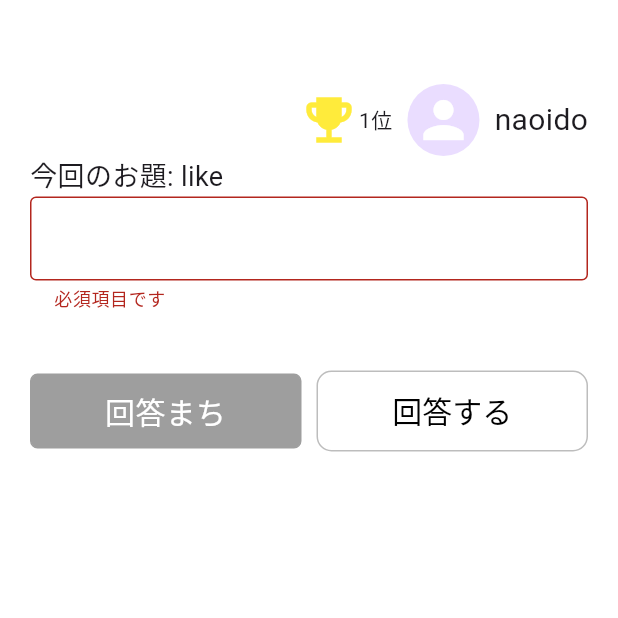
After one commit to naoido/ei-go, a Flutter app: the AnswerPage screen opened directly, after a tap on "回答する", on a phone screen of 412 x 824 dp, the top half of it. The commit adds this screen. Run offline on Flutter 3.47's test engine with Material 3 defaults, Android fonts, the phone set to English and light mode, and no system bars; missing offline and left inert: mobile_scanner.

Commit message:
全体的なベースを作成

```diff
--- a/mobile/lib/main.dart
+++ b/mobile/lib/main.dart
@@ -1,5 +1,5 @@
 import 'package:flutter/material.dart';
-import 'package:eigo/pages/barcode_scanner.dart';
+import 'package:eigo/pages/barcode_scanner_page.dart';
 
 
 void main() {
@@ -41,10 +41,11 @@ class MyHome extends StatelessWidget {
           crossAxisAlignment: CrossAxisAlignment.center,
           children: [
             const Text('英GO!!', style: TextStyle(fontStyle: FontStyle.italic, fontSize: 40)),
+            const SizedBox(height: 20),
             _buildItem(
               context,
               'ルームに参加する',
-              const BarcodeScannerWithZoom(),
+              const BarcodeScannerPage(),
             ),
           ],
         ),
--- /dev/null
+++ b/mobile/lib/pages/answer_page.dart
@@ -0,0 +1,210 @@
+import 'dart:math';
+
+import 'package:eigo/pages/result_page.dart';
+import 'package:flutter/material.dart';
+
+class AnswerPage extends StatefulWidget {
+  const AnswerPage({super.key});
+
+  @override
+  State<StatefulWidget> createState() => _AnswerPageState();
+}
+
+class _AnswerPageState extends State<AnswerPage> {
+  final _formKey = GlobalKey<FormState>();
+  final TextEditingController _controller = TextEditingController();
+  final List<String> _statusMessages = ["回答する", "待機中"];
+  final List<String> _resultMessages = ["回答待ち", "判定中", "成功！", "失敗"];
+  int rank = 1;
+  int round = 1;
+  bool _waiting = false;
+  bool? _result;
+  String _resultMessage = "回答まち";
+  String _status = "回答する";
+  String _word = "like";
+
+  void _closeKeyboard() {
+    final currentScope = FocusScope.of(context);
+    if (!currentScope.hasPrimaryFocus && currentScope.hasFocus) {
+      currentScope.unfocus();
+    }
+  }
+
+  Widget _submitButton() {
+    return Expanded(
+      child: TextButton(
+        style: TextButton.styleFrom(
+          padding: const EdgeInsets.symmetric(vertical: 12, horizontal: 24),
+          shape: RoundedRectangleBorder(
+            borderRadius: BorderRadius.circular(10),
+          ),
+          side: const BorderSide(
+            color: Colors.black26,
+            width: 1,
+          ),
+          foregroundColor: Colors.black,
+          textStyle: TextStyle(
+            fontSize: 20,
+            fontWeight: FontWeight.w400,
+          ),
+        ),
+        onPressed: () async {
+          if (_waiting) {
+            return;
+          }
+
+          if (!(_formKey.currentState?.validate() ?? false)) {
+            return;
+          }
+
+          _closeKeyboard();
+          setState(() {
+            _waiting = true;
+            _resultMessage = _resultMessages[1];
+
+            _status = _statusMessages[1];
+          });
+
+          await Future.delayed(Duration(seconds: 1));
+          setState(() {
+            _result = Random().nextInt(2) == 0;
+            _resultMessage = _result ?? false ? _resultMessages[2]: _resultMessages[3];
+          });
+          await Future.delayed(Duration(seconds: 1));
+
+          setState(() {
+            _status = _statusMessages[0];
+
+            var words = ["like", "go", "eat", "flutter"];
+            _word = words[Random().nextInt(words.length)];
+
+            _controller.text = "";
+
+            _result = null;
+            _resultMessage = _resultMessages[0];
+            _waiting = false;
+          });
+
+          round++;
+
+          if (round >= 5) {
+            Navigator.pushReplacement(
+              context,
+              MaterialPageRoute(builder: (context) => ResultPage())
+            );
+          }
+        },
+        child: Text(
+          _status,
+          style: TextStyle(
+            color: _waiting ? Colors.black26 : Colors.black
+          ),
+        ),
+      ),
+    );
+  }
+
+  Widget _resultButton() {
+    Color backgroundColor = _result == null ? Colors.grey :
+          _result ?? false ? Colors.greenAccent : Colors.redAccent;
+    return Expanded(
+      child: Container(
+        height: 50,
+        decoration: BoxDecoration(
+          color: backgroundColor,
+          borderRadius: BorderRadius.all(Radius.circular(5)),
+          border: Border.all(color: backgroundColor),
+        ),
+        child: Center(
+          child: Text(
+            _resultMessage,
+            textAlign: TextAlign.center,
+            style: TextStyle(
+              fontSize: 20,
+              color: Colors.white
+            ),
+          ),
+        ),
+      ),
+    );
+  }
+
+  @override
+  Widget build(BuildContext context) {
+    return PopScope(
+      canPop: false,
+      child: GestureDetector(
+        onTap: _closeKeyboard,
+        child: Scaffold(
+          appBar: AppBar(automaticallyImplyLeading: false, backgroundColor: Colors.white),
+          backgroundColor: Colors.white,
+          body: Container(
+            margin: EdgeInsets.symmetric(horizontal: 20),
+            child: Column(
+              crossAxisAlignment: CrossAxisAlignment.start,
+              children: [
+                Row(
+                  mainAxisAlignment: MainAxisAlignment.end,
+                  children: [
+                    Icon(
+                      Icons.emoji_events,
+                      size: 40,
+                      color: rank == 1 ? Colors.yellow :
+                        rank == 2 ? Color.fromARGB(255, 200, 200, 200) :
+                        rank == 3 ? Colors.brown : Colors.grey,
+                    ),
+                    Text("$rank位"),
+                    const SizedBox(width: 10),
+                    CircleAvatar(
+                      radius: 24,
+                      child: Icon(Icons.person, size: 40, color: Colors.white),
+                    ),
+                    const SizedBox(width: 10),
+                    Text(
+                      "naoido",
+                      style: TextStyle(
+                        fontSize: 20
+                      ),
+                    )
+                  ],
+                ),
+                Text(
+                  "今回のお題: $_word",
+                  style: TextStyle(
+                    fontSize: 18
+                  ),
+                ),
+                Form(
+                  key: _formKey,
+                  child: TextFormField(
+                    controller: _controller,
+                    minLines: 1,
+                    maxLines: 10,
+                    validator: (text) {
+                      if (text == null || text.isEmpty) {
+                        return '必須項目です';
+                      }
+                      return null;
+                    },
+                    readOnly: _waiting,
+                    decoration: InputDecoration(
+                        border: OutlineInputBorder()
+                    ),
+                  )
+                ),
+                const SizedBox(height: 40),
+                Row(
+                  children: [
+                    _resultButton(),
+                    const SizedBox(width: 10),
+                    _submitButton()
+                  ],
+                ),
+              ],
+            ),
+          )
+        ),
+      )
+    );
+  }
+}
```
Also changed, not shown: mobile/lib/pages/barcode_scanner_page.dart (renamed from mobile/lib/pages/barcode_scanner.dart, +7 -22 lines), mobile/lib/pages/result_page.dart (added, +101 -0 lines), mobile/lib/pages/standby_page.dart (added, +77 -0 lines), 1 other file.
